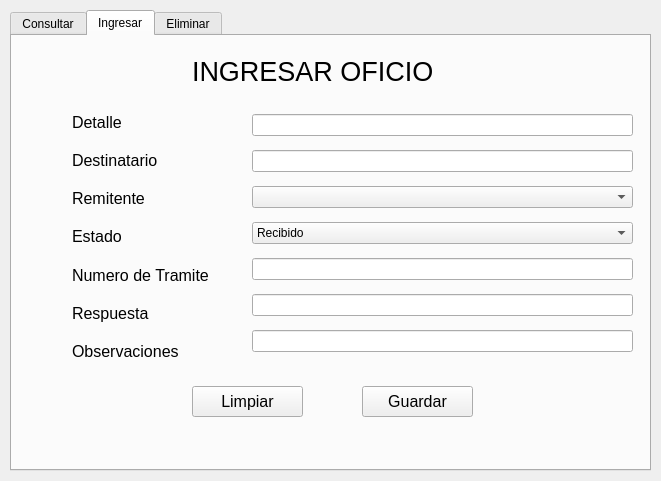
This is Ventanas/oficio.ui in jjjohncedeno/P.AJA as Qt 5 draws it before an edit. The edited form follows.
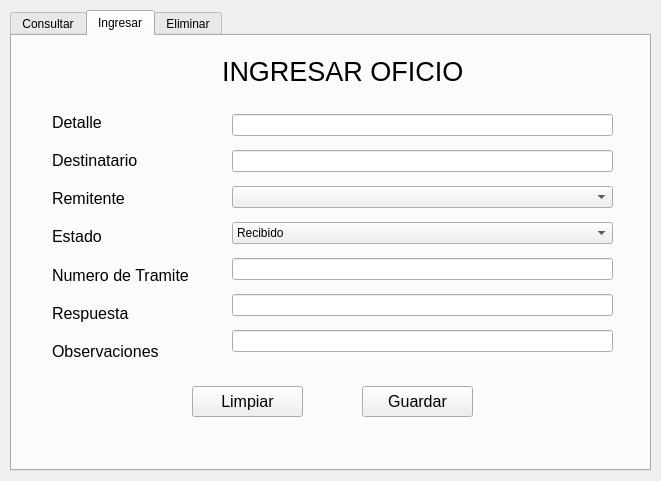
This is the edited form.

```diff
--- a/Ventanas/oficio.ui
+++ b/Ventanas/oficio.ui
@@ -157,7 +157,7 @@
     <widget class="QLabel" name="label_15">
      <property name="geometry">
       <rect>
-       <x>180</x>
+       <x>210</x>
        <y>20</y>
        <width>271</width>
        <height>31</height>
@@ -211,7 +211,7 @@
     <widget class="QWidget" name="verticalLayoutWidget">
      <property name="geometry">
       <rect>
-       <x>60</x>
+       <x>40</x>
        <y>70</y>
        <width>151</width>
        <height>261</height>
@@ -337,7 +337,7 @@
     <widget class="QWidget" name="verticalLayoutWidget_2">
      <property name="geometry">
       <rect>
-       <x>240</x>
+       <x>220</x>
        <y>70</y>
        <width>381</width>
        <height>261</height>
```
